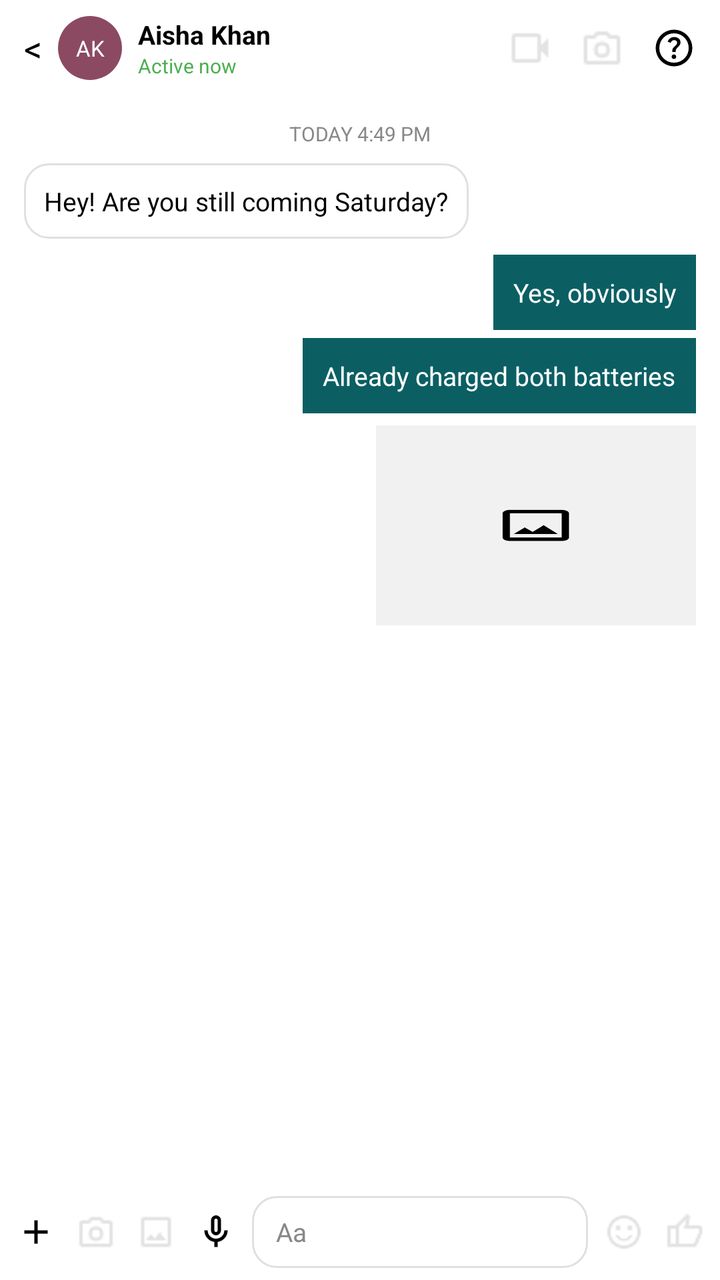
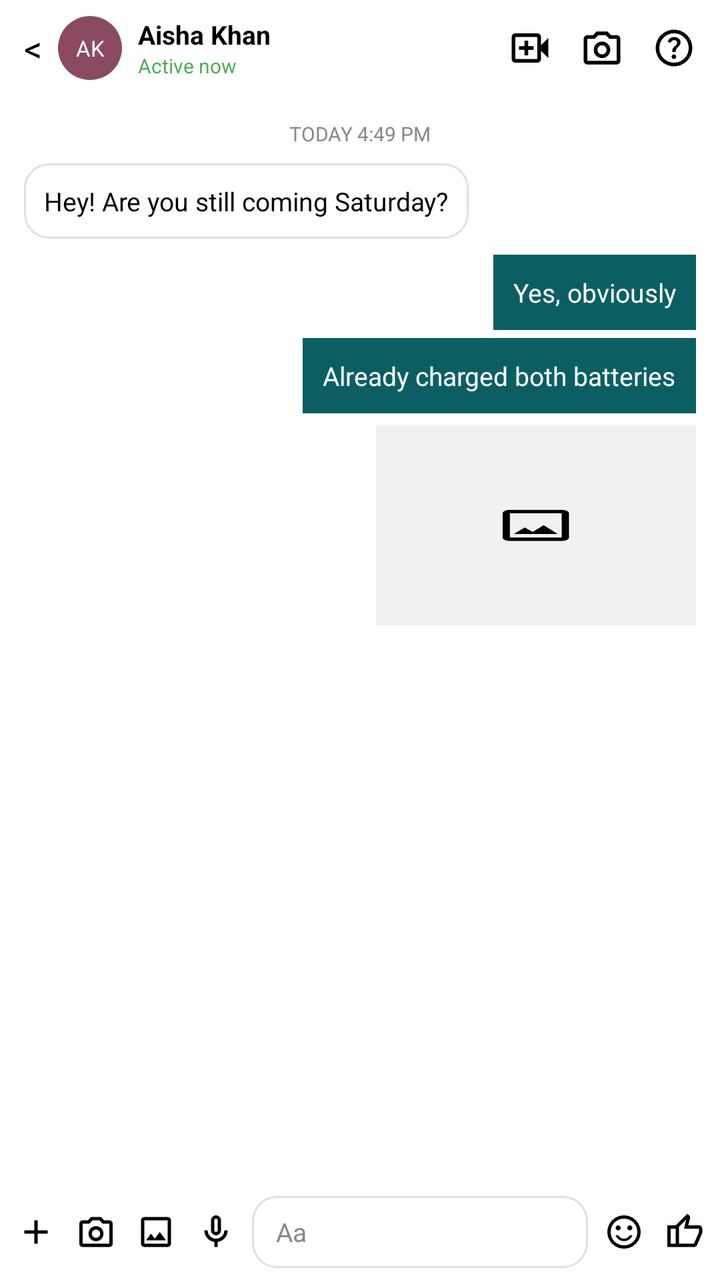

Compare the two renders of this Android layout. The source of the first and the diff that turns it into the second are given below.
<!-- AndroidManifest.xml: application theme Theme.I230720_SMD_Assignment1 -->
<!-- res/layout/dm.xml -->
<?xml version="1.0" encoding="utf-8"?>
<LinearLayout xmlns:android="http://schemas.android.com/apk/res/android"
    android:layout_width="match_parent"
    android:layout_height="match_parent"
    android:background="#FFFFFF"
    android:orientation="vertical">

    <LinearLayout
        android:layout_width="match_parent"
        android:layout_height="48dp"
        android:gravity="center_vertical"
        android:paddingStart="12dp"
        android:paddingEnd="12dp">

        <TextView
            android:id="@+id/btnBack"
            android:layout_width="wrap_content"
            android:layout_height="wrap_content"
            android:text="&lt;"
            android:textColor="#000000"
            android:textSize="18sp" />

        <TextView
            android:layout_width="32dp"
            android:layout_height="32dp"
            android:layout_marginStart="8dp"
            android:background="@drawable/avatar_circle"
            android:backgroundTint="#8B4A62"
            android:gravity="center"
            android:text="AK"
            android:textColor="#FFFFFF"
            android:textSize="11sp" />

        <LinearLayout
            android:layout_width="0dp"
            android:layout_height="wrap_content"
            android:layout_marginStart="8dp"
            android:layout_weight="1"
            android:orientation="vertical">

            <TextView
                android:layout_width="wrap_content"
                android:layout_height="wrap_content"
                android:text="Aisha Khan"
                android:textColor="#000000"
                android:textSize="13sp"
                android:textStyle="bold" />

            <TextView
                android:layout_width="wrap_content"
                android:layout_height="wrap_content"
                android:text="Active now"
                android:textColor="#4CAF50"
                android:textSize="10sp" />
        </LinearLayout>

        <LinearLayout
            android:layout_width="wrap_content"
            android:layout_height="wrap_content"
            android:gravity="center_vertical"
            android:orientation="horizontal">

            <ImageView
                android:id="@+id/btnVoiceCall"
                android:layout_width="22dp"
                android:layout_height="22dp"
                android:contentDescription="Call"
                android:src="@drawable/recordorcall" />

            <ImageView
                android:layout_width="22dp"
                android:layout_height="22dp"
                android:layout_marginStart="14dp"
                android:contentDescription="Video Call"
                android:src="@drawable/camera" />

            <ImageView
                android:layout_width="22dp"
                android:layout_height="22dp"
                android:layout_marginStart="14dp"
                android:contentDescription="Info"
                android:src="@drawable/help" />
        </LinearLayout>
    </LinearLayout>

    <LinearLayout
        android:layout_width="match_parent"
        android:layout_height="0dp"
        android:layout_weight="1"
        android:orientation="vertical"
        android:padding="12dp">

        <TextView
            android:layout_width="wrap_content"
            android:layout_height="wrap_content"
            android:layout_gravity="center_horizontal"
            android:text="TODAY 4:49 PM"
            android:textColor="#888888"
            android:textSize="10sp" />

        <TextView
            android:layout_width="wrap_content"
            android:layout_height="wrap_content"
            android:layout_marginTop="8dp"
            android:background="@drawable/rounded_card"
            android:padding="10dp"
            android:text="Hey! Are you still coming Saturday?"
            android:textColor="#000000"
            android:textSize="13sp" />

        <TextView
            android:layout_width="wrap_content"
            android:layout_height="wrap_content"
            android:layout_gravity="end"
            android:layout_marginTop="8dp"
            android:background="@color/teal"
            android:padding="10dp"
            android:text="Yes, obviously"
            android:textColor="#FFFFFF"
            android:textSize="13sp" />

        <TextView
            android:layout_width="wrap_content"
            android:layout_height="wrap_content"
            android:layout_gravity="end"
            android:layout_marginTop="4dp"
            android:background="@color/teal"
            android:padding="10dp"
            android:text="Already charged both batteries"
            android:textColor="#FFFFFF"
            android:textSize="13sp" />

        <View
            android:layout_width="160dp"
            android:layout_height="100dp"
            android:layout_gravity="end"
            android:layout_marginTop="6dp"
            android:background="@drawable/placeholder_img" />
    </LinearLayout>

    <LinearLayout
        android:layout_width="match_parent"
        android:layout_height="48dp"
        android:gravity="center_vertical"
        android:paddingStart="8dp"
        android:paddingEnd="8dp">

        <LinearLayout
            android:layout_width="wrap_content"
            android:layout_height="wrap_content"
            android:gravity="center_vertical"
            android:orientation="horizontal">

            <ImageView
                android:layout_width="20dp"
                android:layout_height="20dp"
                android:contentDescription="Add"
                android:src="@drawable/add" />

            <ImageView
                android:layout_width="20dp"
                android:layout_height="20dp"
                android:layout_marginStart="10dp"
                android:contentDescription="Camera"
                android:src="@drawable/camera" />

            <ImageView
                android:layout_width="20dp"
                android:layout_height="20dp"
                android:layout_marginStart="10dp"
                android:contentDescription="Gallery"
                android:src="@drawable/gallery" />

            <ImageView
                android:layout_width="20dp"
                android:layout_height="20dp"
                android:layout_marginStart="10dp"
                android:contentDescription="Mic"
                android:src="@drawable/mic" />
        </LinearLayout>

        <TextView
            android:layout_width="0dp"
            android:layout_height="36dp"
            android:layout_marginStart="8dp"
            android:layout_marginEnd="8dp"
            android:layout_weight="1"
            android:background="@drawable/rounded_card"
            android:gravity="center_vertical"
            android:paddingStart="12dp"
            android:text="Aa"
            android:textColor="#888888"
            android:textSize="13sp" />

        <LinearLayout
            android:layout_width="wrap_content"
            android:layout_height="wrap_content"
            android:gravity="center_vertical"
            android:orientation="horizontal">

            <ImageView
                android:layout_width="20dp"
                android:layout_height="20dp"
                android:contentDescription="Emoji"
                android:src="@drawable/emoji" />

            <ImageView
                android:layout_width="20dp"
                android:layout_height="20dp"
                android:layout_marginStart="10dp"
                android:contentDescription="Like"
                android:src="@drawable/like" />
        </LinearLayout>
    </LinearLayout>

</LinearLayout>
<!-- resources referenced by this layout -->
<resources>
  <!-- drawable add: png bitmap (drawable, 190 bytes) -->
  <!-- drawable camera: png bitmap (drawable, 513 bytes) -->
  <!-- drawable emoji: png bitmap (drawable, 677 bytes) -->
  <!-- drawable gallery: png bitmap (drawable, 296 bytes) -->
  <!-- drawable help: png bitmap (drawable, 718 bytes) -->
  <!-- drawable like: png bitmap (drawable, 404 bytes) -->
  <!-- drawable mic: png bitmap (drawable, 414 bytes) -->
  <!-- drawable recordorcall: png bitmap (drawable, 232 bytes) -->
  <!-- unchanged entries left out for length: 6 -->
</resources>

<!-- the commit's change to res/layout/dm.xml (unified diff, before → after) -->
@@ -65,14 +65,14 @@
                 android:layout_width="22dp"
                 android:layout_height="22dp"
                 android:contentDescription="Call"
-                android:src="@drawable/recordorcall" />
+                android:src="@drawable/video_call" />
 
             <ImageView
                 android:layout_width="22dp"
                 android:layout_height="22dp"
                 android:layout_marginStart="14dp"
                 android:contentDescription="Video Call"
-                android:src="@drawable/camera" />
+                android:src="@drawable/photo_camera" />
 
             <ImageView
                 android:layout_width="22dp"
@@ -162,14 +162,14 @@
                 android:layout_height="20dp"
                 android:layout_marginStart="10dp"
                 android:contentDescription="Camera"
-                android:src="@drawable/camera" />
+                android:src="@drawable/photo_camera" />
 
             <ImageView
                 android:layout_width="20dp"
                 android:layout_height="20dp"
                 android:layout_marginStart="10dp"
                 android:contentDescription="Gallery"
-                android:src="@drawable/gallery" />
+                android:src="@drawable/photo" />
 
             <ImageView
                 android:layout_width="20dp"
@@ -202,14 +202,14 @@
                 android:layout_width="20dp"
                 android:layout_height="20dp"
                 android:contentDescription="Emoji"
-                android:src="@drawable/emoji" />
+                android:src="@drawable/sentiment_satisfied" />
 
             <ImageView
                 android:layout_width="20dp"
                 android:layout_height="20dp"
                 android:layout_marginStart="10dp"
                 android:contentDescription="Like"
-                android:src="@drawable/like" />
+                android:src="@drawable/thumb_up" />
         </LinearLayout>
     </LinearLayout>
 
<!-- resource entries referenced after the edit -->
@@ -1,13 +1,77 @@
 <!-- resources referenced by this layout -->
 <resources>
-  <!-- drawable add: png bitmap (drawable, 190 bytes) -->
-  <!-- drawable camera: png bitmap (drawable, 513 bytes) -->
-  <!-- drawable emoji: png bitmap (drawable, 677 bytes) -->
-  <!-- drawable gallery: png bitmap (drawable, 296 bytes) -->
-  <!-- drawable help: png bitmap (drawable, 718 bytes) -->
-  <!-- drawable like: png bitmap (drawable, 404 bytes) -->
-  <!-- drawable mic: png bitmap (drawable, 414 bytes) -->
-  <!-- drawable recordorcall: png bitmap (drawable, 232 bytes) -->
+  <!-- drawable add (drawable) -->
+  <vector xmlns:android="http://schemas.android.com/apk/res/android"
+      android:width="24dp"
+      android:height="24dp"
+      android:viewportWidth="24"
+      android:viewportHeight="24">
+      <path android:fillColor="@android:color/black"
+          android:pathData="M11,13H5V11h6V5h2v6h6v2H13v6H11V13Z"/>
+  </vector>
+  <!-- drawable help (drawable) -->
+  <vector xmlns:android="http://schemas.android.com/apk/res/android"
+      android:width="24dp"
+      android:height="24dp"
+      android:viewportWidth="24"
+      android:viewportHeight="24">
+      <path android:fillColor="@android:color/black"
+          android:pathData="M12.84,17.64q0.36-0.36 0.36-0.89t-0.36-0.89T11.95,15.5t-0.89,0.36q-0.36,0.36-0.36,0.89t0.36,0.89T11.95,18t0.89-0.36Zm-1.79-3.49H12.9q0-0.82 0.19-1.3t1.06-1.3q0.65-0.65 1.03-1.24T15.55,8.9q0-1.4-1.03-2.15T12.1,6Q10.68,6 9.79,6.75T8.55,8.55L10.2,9.2q0.13-0.45 0.56-0.97T12.1,7.7q0.8,0 1.2,0.44T13.7,9.1q0,0.5-0.3,0.94t-0.75,0.81q-1.1,0.97-1.35,1.47t-0.25,1.82ZM12,22q-2.07,0-3.9-0.79q-1.82-0.79-3.17-2.14Q3.58,17.73 2.79,15.9T2,12Q2,9.92 2.79,8.1Q3.58,6.27 4.93,4.93Q6.28,3.57 8.1,2.79Q9.93,2 12,2t3.9,0.79t3.17,2.14q1.35,1.35 2.14,3.17Q22,9.92 22,12t-0.79,3.9t-2.14,3.17q-1.35,1.35-3.17,2.14T12,22Zm0-2q3.35,0 5.68-2.32T20,12T17.68,6.32T12,4T6.33,6.32T4,12t2.33,5.68T12,20Zm0-8Z"/>
+  </vector>
+  <!-- drawable mic (drawable) -->
+  <vector xmlns:android="http://schemas.android.com/apk/res/android"
+      android:width="24dp"
+      android:height="24dp"
+      android:viewportWidth="24"
+      android:viewportHeight="24">
+      <path android:fillColor="@android:color/black"
+          android:pathData="M9.88,13.13Q9,12.25 9,11V5Q9,3.75 9.88,2.88T12,2t2.13,0.88T15,5v6q0,1.25-0.88,2.13T12,14T9.88,13.13ZM12,8ZM11,21V17.93Q8.4,17.58 6.7,15.6T5,11H7q0,2.07 1.46,3.54T12,16t3.54-1.46T17,11h2q0,2.63-1.7,4.6T13,17.93V21H11Zm1.71-9.29Q13,11.43 13,11V5q0-0.43-0.29-0.71T12,4T11.29,4.29T11,5v6q0,0.42 0.29,0.71T12,12t0.71-0.29Z"/>
+  </vector>
+  <!-- drawable photo (drawable) -->
+  <vector xmlns:android="http://schemas.android.com/apk/res/android"
+      android:width="24dp"
+      android:height="24dp"
+      android:viewportWidth="24"
+      android:viewportHeight="24">
+      <path android:fillColor="@android:color/black"
+          android:pathData="M5,21q-0.83,0-1.41-0.59T3,19V5Q3,4.17 3.59,3.59T5,3H19q0.83,0 1.41,0.59T21,5V19q0,0.82-0.59,1.41T19,21H5Zm0-2H19V5H5V19Zm1-2H18l-3.75-5l-3,4L9,13L6,17ZM5,19V5V19Z"/>
+  </vector>
+  <!-- drawable photo_camera (drawable) -->
+  <vector xmlns:android="http://schemas.android.com/apk/res/android"
+      android:width="24dp"
+      android:height="24dp"
+      android:viewportWidth="24"
+      android:viewportHeight="24">
+      <path android:fillColor="@android:color/black"
+          android:pathData="M12,17.5q1.88,0 3.19-1.31T16.5,13T15.19,9.81T12,8.5T8.81,9.81T7.5,13t1.31,3.19T12,17.5Zm0-2q-1.05,0-1.77-0.72T9.5,13t0.73-1.78T12,10.5t1.78,0.72T14.5,13t-0.72,1.78T12,15.5ZM4,21q-0.82,0-1.41-0.59T2,19V7Q2,6.18 2.59,5.59T4,5H7.15L9,3h6l1.85,2H20q0.83,0 1.41,0.59Q22,6.18 22,7V19q0,0.82-0.59,1.41T20,21H4Zm0-2H20V7H15.95L14.13,5H9.88L8.05,7H4V19Zm8-6Z"/>
+  </vector>
+  <!-- drawable sentiment_satisfied (drawable) -->
+  <vector xmlns:android="http://schemas.android.com/apk/res/android"
+      android:width="24dp"
+      android:height="24dp"
+      android:viewportWidth="24"
+      android:viewportHeight="24">
+      <path android:fillColor="@android:color/black"
+          android:pathData="M15.5,11q0.63,0 1.06-0.44T17,9.5T16.56,8.44T15.5,8T14.44,8.44T14,9.5t0.44,1.06T15.5,11Zm-7,0q0.63,0 1.06-0.44T10,9.5T9.56,8.44T8.5,8T7.44,8.44T7,9.5t0.44,1.06T8.5,11Zm6.59,5.54Q16.48,15.58 17.1,14H15.45q-0.55,0.92-1.46,1.46T12,16t-1.99-0.54T8.55,14H6.9q0.63,1.57 2.01,2.54T12,17.5t3.09-0.96ZM8.1,21.21q-1.82-0.79-3.17-2.14Q3.58,17.73 2.79,15.9T2,12Q2,9.92 2.79,8.1Q3.58,6.27 4.93,4.93Q6.28,3.57 8.1,2.79Q9.93,2 12,2t3.9,0.79t3.17,2.14q1.35,1.35 2.14,3.17Q22,9.92 22,12t-0.79,3.9t-2.14,3.17q-1.35,1.35-3.17,2.14T12,22q-2.07,0-3.9-0.79ZM12,12Zm5.68,5.68Q20,15.35 20,12T17.68,6.32T12,4T6.33,6.32T4,12t2.33,5.68T12,20t5.68-2.32Z"/>
+  </vector>
+  <!-- drawable thumb_up (drawable) -->
+  <vector xmlns:android="http://schemas.android.com/apk/res/android"
+      android:width="24dp"
+      android:height="24dp"
+      android:viewportWidth="24"
+      android:viewportHeight="24">
+      <path android:fillColor="@android:color/black"
+          android:pathData="M18,21H7V8l7-7l1.25,1.25q0.18,0.17 0.29,0.47T15.65,3.3V3.65L14.55,8H21q0.8,0 1.4,0.6T23,10v2q0,0.17-0.05,0.38t-0.1,0.38l-3,7.05q-0.23,0.5-0.75,0.85T18,21ZM9,19h9l3-7V10H12l1.35-5.5L9,8.85V19ZM9,8.85V10v2v7V8.85ZM7,8v2H4v9H7v2H2V8H7Z"/>
+  </vector>
+  <!-- drawable video_call (drawable) -->
+  <vector xmlns:android="http://schemas.android.com/apk/res/android"
+      android:width="24dp"
+      android:height="24dp"
+      android:viewportWidth="24"
+      android:viewportHeight="24">
+      <path android:fillColor="@android:color/black"
+          android:pathData="M9,16h2V13h3V11H11V8H9v3H6v2H9v3ZM4,20q-0.82,0-1.41-0.59T2,18V6Q2,5.18 2.59,4.59T4,4H16q0.82,0 1.41,0.59Q18,5.18 18,6v4.5l4-4v11l-4-4V18q0,0.82-0.59,1.41T16,20H4Zm0-2H16V6H4V18Zm0,0V6V18Z"/>
+  </vector>
   <!-- unchanged entries left out for length: 6 -->
 </resources>
 
